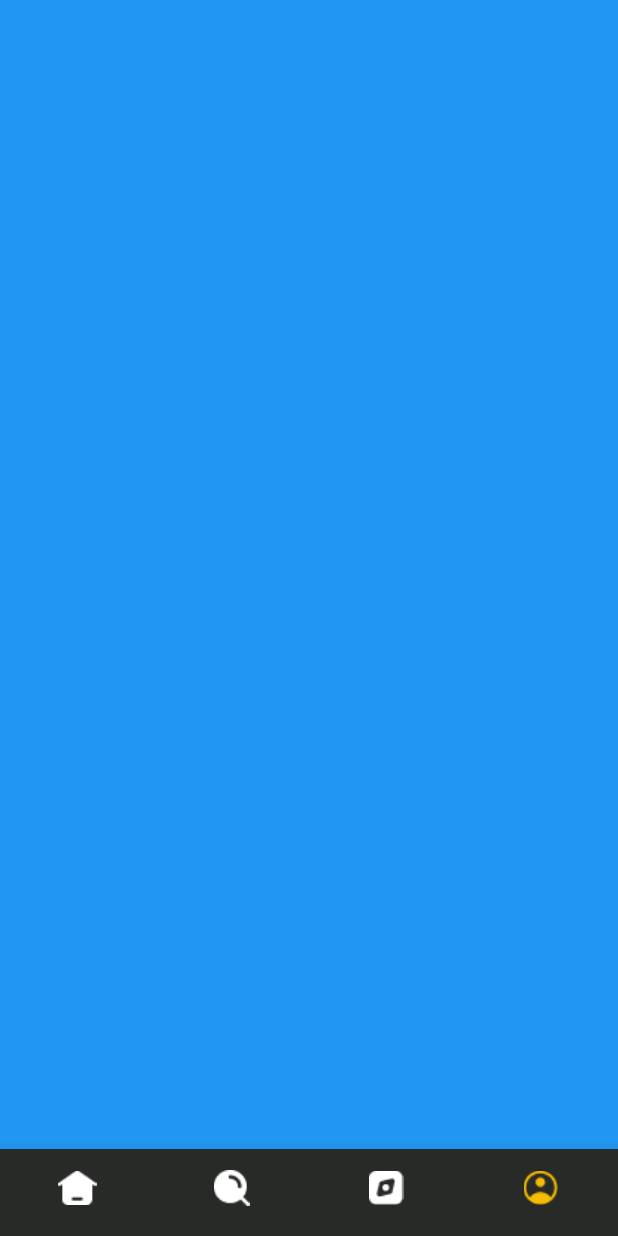
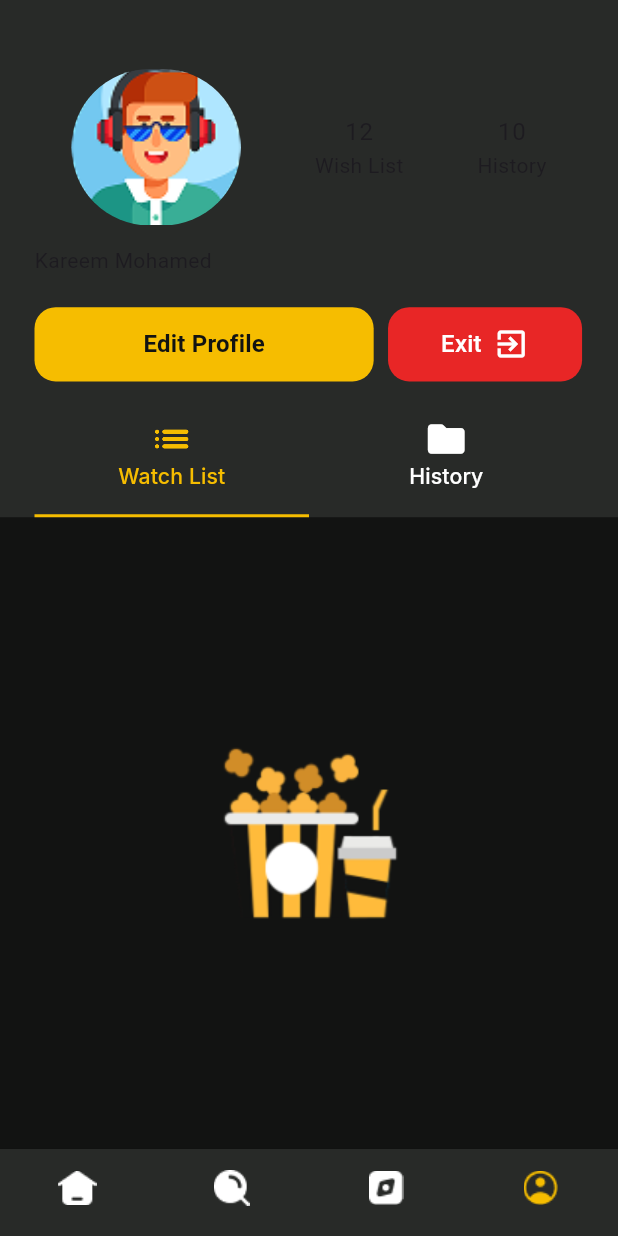
Before and after one commit to ziad-khaled26/Movies-App, a Flutter app: the screen it shows after launch, item 4 of the bottom bar chosen, on a phone screen of 412 x 824 dp. Run offline on Flutter 3.47's test engine with Material 3 defaults, Android fonts, the phone set to English and light mode, and no system bars; our stand-ins replace carousel_slider, dartz, flutter_bloc, flutter_screenutil, google_fonts; network calls fail.

Commit message:
add profile feature

```diff
--- a/lib/core/resources/assets_manager.dart
+++ b/lib/core/resources/assets_manager.dart
@@ -7,4 +7,14 @@ class ImageAssets{
   static const String availableNow="$base/available_now.png";
   static const String watchNow="$base/watch_now.png";
   static const String moviePlayer="$base/movei_play_icon.png";
+  static const String profileImage1="$base/gamer (1).png";
+  static const String profileImage2="$base/gamer (2).png";
+  static const String profileImage3="$base/gamer (3).png";
+  static const String profileImage4="$base/gamer (4).png";
+  static const String profileImage5="$base/gamer (5).png";
+  static const String profileImage6="$base/gamer (6).png";
+  static const String profileImage7="$base/gamer (7).png";
+  static const String profileImage8="$base/gamer (8).png";
+  static const String profileImage9="$base/gamer (9).png";
+  static const String empty="$base/Empty 1.png";
 }
--- /dev/null
+++ b/lib/features/mainLayout/profile/data/model/category_model.dart
@@ -0,0 +1,29 @@
+import 'package:flutter/material.dart';
+
+class CategoryModel {
+  String id;
+  String name;
+  IconData iconData;
+
+  CategoryModel({
+    required this.id,
+    required this.name,
+    required this.iconData,
+  });
+
+  static List<CategoryModel> category(BuildContext context) {
+    return [
+      CategoryModel(
+        id: "0",
+        name: "Watch List",
+        iconData: Icons.list_rounded,
+      ),
+      CategoryModel(
+        id: "1",
+        name: "History",
+        iconData: Icons.folder_rounded,
+      ),
+    ];
+  }
+
+}
--- a/lib/features/mainLayout/profile/presentation/screens/profile_screen.dart
+++ b/lib/features/mainLayout/profile/presentation/screens/profile_screen.dart
@@ -1,12 +1,132 @@
 import 'package:flutter/material.dart';
+import 'package:flutter_screenutil/flutter_screenutil.dart';
+import 'package:movies/core/resources/assets_manager.dart';
+import 'package:movies/core/resources/colors_manager.dart';
+import 'package:movies/features/mainLayout/profile/presentation/widget/custom_tap_bar.dart';
+import '../../data/model/category_model.dart';
 
-class ProfileScreen extends StatelessWidget {
+class ProfileScreen extends StatefulWidget {
   const ProfileScreen({super.key});
 
   @override
+  State<ProfileScreen> createState() => _ProfileScreenState();
+}
+
+class _ProfileScreenState extends State<ProfileScreen> {
+  late CategoryModel selectedCategory = CategoryModel.category(context)[0];
+  int selectedCategoryIndex = 0;
+
+  @override
   Widget build(BuildContext context) {
+    TextTheme textTheme = Theme.of(context).textTheme;
+
     return Scaffold(
-      backgroundColor: Colors.blue,
+      body: Column(
+        crossAxisAlignment: CrossAxisAlignment.stretch,
+        children: [
+          Container(
+            padding: EdgeInsets.symmetric(horizontal: 24.w),
+            width: double.infinity,
+            height: 390.h,
+            color: ColorsManager.gray,
+            child: Column(
+              crossAxisAlignment: CrossAxisAlignment.start,
+              children: [
+                SizedBox(height: 52.h),
+                Row(
+                  mainAxisAlignment: MainAxisAlignment.spaceAround,
+                  children: [
+                    ClipRRect(
+                      borderRadius: BorderRadius.circular(59.r),
+                      child: Image.asset(
+                        ImageAssets.profileImage3,
+                        width: 118.w,
+                        height: 118.h,
+                        fit: BoxFit.cover,
+                      ),
+                    ),
+                    Column(
+                      children: [
+                        Text("12", style: textTheme.bodyLarge),
+                        Text("Wish List", style: textTheme.bodyMedium),
+                      ],
+                    ),
+                    Column(
+                      children: [
+                        Text("10", style: textTheme.bodyLarge),
+                        Text("History", style: textTheme.bodyMedium),
+                      ],
+                    ),
+                  ],
+                ),
+                SizedBox(height: 15.h),
+                Text("Kareem Mohamed", style: textTheme.bodyMedium),
+                SizedBox(height: 24.h),
+                Row(
+                  children: [
+                    Container(
+                      alignment: Alignment.center,
+                      width: 236.w,
+                      height: 56.h,
+                      decoration: BoxDecoration(
+                        color: ColorsManager.yellow,
+                        borderRadius: BorderRadius.circular(16.r),
+                      ),
+                      child: Text(
+                        "Edit Profile",
+                        style: textTheme.titleMedium?.copyWith(
+                          color: ColorsManager.black,
+                          fontWeight: FontWeight.bold,
+                        ),
+                      ),
+                    ),
+                    SizedBox(width: 10.w),
+                    Container(
+                      alignment: Alignment.center,
+                      width: 135.w,
+                      height: 56.h,
+                      decoration: BoxDecoration(
+                        color: ColorsManager.red,
+                        borderRadius: BorderRadius.circular(16.r),
+                      ),
+                      child: Row(
+                        mainAxisAlignment: MainAxisAlignment.center,
+                        children: [
+                          Text(
+                            "Exit",
+                            style: textTheme.titleMedium?.copyWith(
+                              color: ColorsManager.white,
+                            ),
+                          ),
+                          SizedBox(width: 8.w),
+                          const Icon(Icons.exit_to_app, color: Colors.white),
+                        ],
+                      ),
+                    ),
+                  ],
+                ),
+                SizedBox(height: 10.h),
+                Expanded(
+                  child: CustomTapBar(
+                    onCategoryItemSelected: (category) {
+                      setState(() {
+                        selectedCategory = category;
+                      });
+                    },
+                    categories: CategoryModel.category(context),
+                    selectedBgColor: Colors.transparent,
+                    selectedFgColor: ColorsManager.yellow,
+                    unSelectedBgColor: Colors.transparent,
+                    unSelectedFgColor: ColorsManager.white,
+                    selectedCategoryIndex: 0,
+                  ),
+                ),
+              ],
+            ),
+          ),
+          Expanded(child: Center(child: Image.asset(ImageAssets.empty))),
+        ],
+      ),
     );
   }
 }
--- /dev/null
+++ b/lib/features/mainLayout/profile/presentation/widget/custom_tap_bar.dart
@@ -0,0 +1,66 @@
+import 'package:flutter/material.dart';
+import 'package:movies/core/resources/colors_manager.dart';
+import '../../data/model/category_model.dart';
+import 'custom_tap_item.dart';
+
+class CustomTapBar extends StatefulWidget {
+  final List<CategoryModel> categories;
+  int selectedCategoryIndex;
+  final Color selectedBgColor;
+  final Color selectedFgColor;
+  final Color unSelectedBgColor;
+  final Color unSelectedFgColor;
+  final void Function(CategoryModel)? onCategoryItemSelected;
+
+  CustomTapBar({
+    super.key,
+    required this.categories,
+    required this.selectedBgColor,
+    required this.selectedFgColor,
+    required this.unSelectedBgColor,
+    required this.unSelectedFgColor,
+    this.onCategoryItemSelected, required this.selectedCategoryIndex,
+  });
+
+  @override
+  State<CustomTapBar> createState() => _CustomTapBarState();
+}
+class _CustomTapBarState extends State<CustomTapBar> {
+  int selectedIndex=0;
+  @override
+  void initState() {
+    selectedIndex = widget.selectedCategoryIndex;
+    super.initState();
+  }
+  @override
+  Widget build(BuildContext context) {
+    return DefaultTabController(
+      length: widget.categories.length,
+      child: TabBar(
+        onTap: (index) {
+          widget.onCategoryItemSelected!(widget.categories[index]);
+          setState(() {
+            selectedIndex = index;
+          });
+        },
+        indicatorColor:ColorsManager.yellow,
+        indicatorSize: TabBarIndicatorSize.tab,
+        indicatorWeight: 2,
+        dividerColor: Colors.transparent,
+        tabs: widget.categories
+            .map(
+              (category) => CustomTabItem(
+            category: category,
+            isSelected:
+            selectedIndex == widget.categories.indexOf(category),
+            selectedBgColor: widget.selectedBgColor,
+            selectedFgColor: widget.selectedFgColor,
+            unSelectedBgColor: widget.unSelectedBgColor,
+            unSelectedFgColor: widget.unSelectedFgColor,
+          ),
+        )
+            .toList(),
+      ),
+    );
+  }
+}
--- /dev/null
+++ b/lib/features/mainLayout/profile/presentation/widget/custom_tap_item.dart
@@ -0,0 +1,59 @@
+import 'package:flutter/material.dart';
+import 'package:flutter_screenutil/flutter_screenutil.dart';
+import 'package:google_fonts/google_fonts.dart';
+import '../../data/model/category_model.dart';
+
+class CustomTabItem extends StatelessWidget {
+  const CustomTabItem({
+    super.key,
+    required this.category,
+    required this.isSelected,
+    required this.selectedBgColor,
+    required this.selectedFgColor,
+    required this.unSelectedBgColor,
+    required this.unSelectedFgColor,
+  });
+
+  final CategoryModel category;
+  final Color selectedBgColor;
+  final Color selectedFgColor;
+  final Color unSelectedBgColor;
+  final Color unSelectedFgColor;
+  final bool isSelected;
+
+  @override
+  Widget build(BuildContext context) {
+    return Container(
+      height: 70.h,
+      padding: REdgeInsets.symmetric(vertical: 6, horizontal: 16),
+      decoration: BoxDecoration(
+        color: isSelected ? selectedBgColor : unSelectedBgColor,
+        borderRadius: BorderRadius.circular(60.r),
+        border: Border.all(color: selectedBgColor, width: 1),
+      ),
+      child: Column(
+        mainAxisSize: MainAxisSize.min,
+        mainAxisAlignment: MainAxisAlignment.center,
+        children: [
+          Flexible(
+            child: FittedBox(
+              child: Icon(
+                category.iconData,
+                color: isSelected ? selectedFgColor : unSelectedFgColor,
+                size: 40.sp,
+              ),
+            ),
+          ),
+          Text(
+            category.name,
+            style: GoogleFonts.inter(
+              color: isSelected ? selectedFgColor : unSelectedFgColor,
+              fontSize: 16.sp,
+              fontWeight: FontWeight.w500,
+            ),
+          ),
+        ],
+      ),
+    );
+  }
+}
```
Also changed, not shown: assets/images/Empty 1.png (added), assets/images/gamer (1).png (added), assets/images/gamer (2).png (added), assets/images/gamer (3).png (added), assets/images/gamer (4).png (added), assets/images/gamer (5).png (added), assets/images/gamer (6).png (added), assets/images/gamer (7).png (added), assets/images/gamer (8).png (added), assets/images/gamer (9).png (added).
